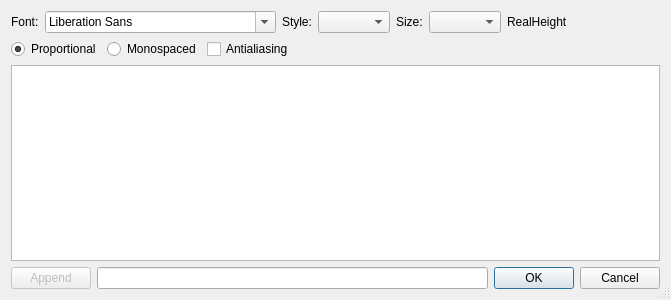
First picture: the form in controls/fonts/dialogfontselect.ui, repository riuson/lcd-image-converter, before the edit.
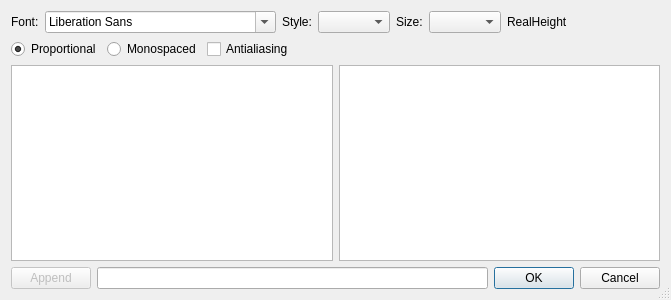
Second picture: the form after the edit.

Commit message: Added list view

The edit to the form file:
```diff
--- a/controls/fonts/dialogfontselect.ui
+++ b/controls/fonts/dialogfontselect.ui
@@ -113,7 +113,14 @@
     </layout>
    </item>
    <item>
+    <layout class="QHBoxLayout" name="horizontalLayout_4">
+     <item>
+      <widget class="QListView" name="listViewBlocks"/>
+     </item>
+     <item>
     <widget class="QTableView" name="tableView"/>
+     </item>
+    </layout>
    </item>
    <item>
     <layout class="QHBoxLayout" name="horizontalLayout_2">
```
Lines whose indentation alone changed are shown as unchanged.
